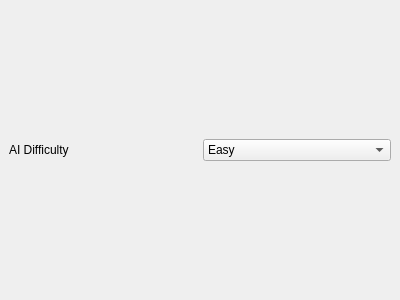
The window that src/prefs_ai.ui (KDE/ksquares) describes before a commit, drawn with Qt 5.
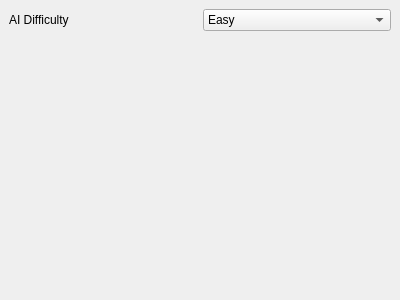
The same window after the commit. Custom widgets are drawn as their Qt base class.

Diff of the .ui file:
```diff
--- a/src/prefs_ai.ui
+++ b/src/prefs_ai.ui
@@ -19,6 +19,19 @@
    <property name="spacing" >
     <number>6</number>
    </property>
+   <item row="1" column="0" colspan="2" >
+    <spacer>
+     <property name="orientation" >
+      <enum>Qt::Vertical</enum>
+     </property>
+     <property name="sizeHint" >
+      <size>
+       <width>20</width>
+       <height>40</height>
+      </size>
+     </property>
+    </spacer>
+   </item>
    <item row="0" column="1" >
     <widget class="KComboBox" name="kcfg_Difficulty" >
      <item>
```
Left out of the diff: 6 changed lines with no effect on the pictures.
